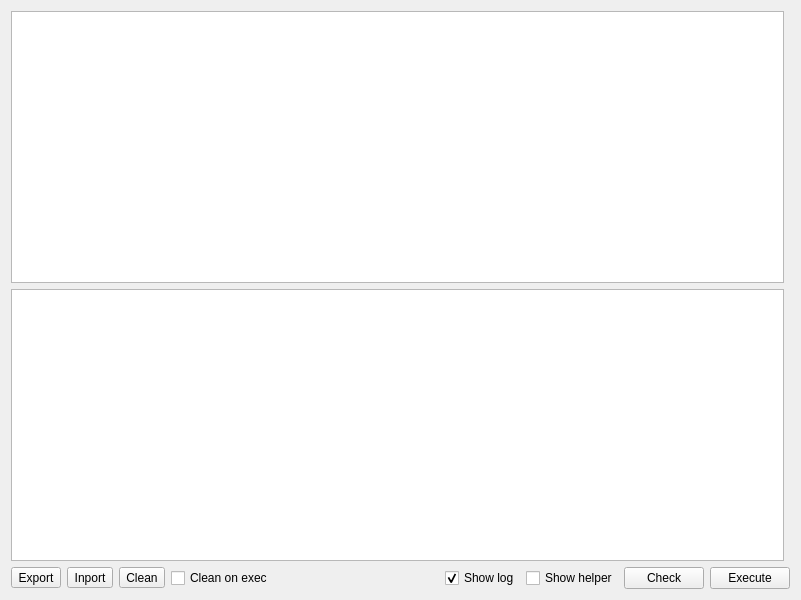
Before: the Qt Designer form interface/terminalwidget.ui in Kuszki/AVR-Monitor, drawn with Qt 5.
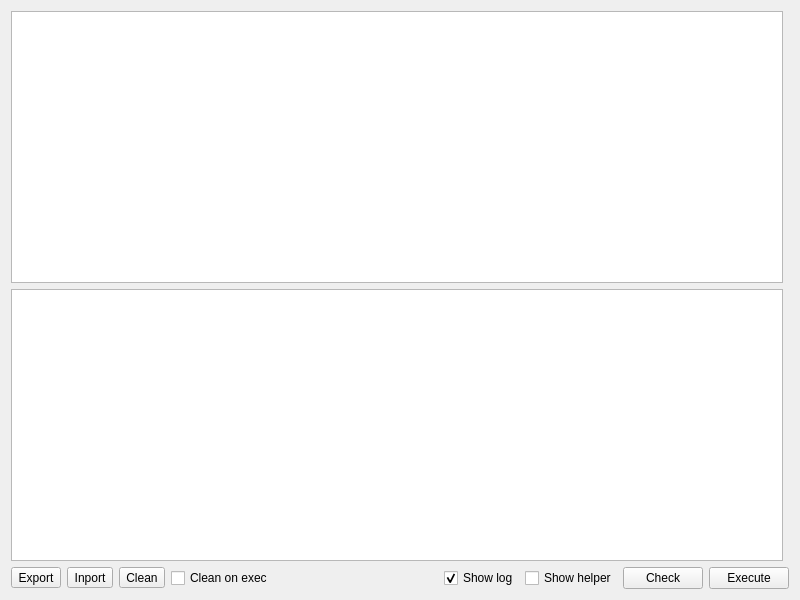
After: the same form once the commit is applied. Icons and pictures are not drawn. Custom widgets are drawn as their Qt base class.

Commit message: Fix default output issue and make int and det style sensors work

What changed in the file:
```diff
--- a/interface/terminalwidget.ui
+++ b/interface/terminalwidget.ui
@@ -6,7 +6,7 @@
    <rect>
     <x>0</x>
     <y>0</y>
-    <width>801</width>
+    <width>800</width>
     <height>600</height>
    </rect>
   </property>
```
The commit also changes 1 other file.
